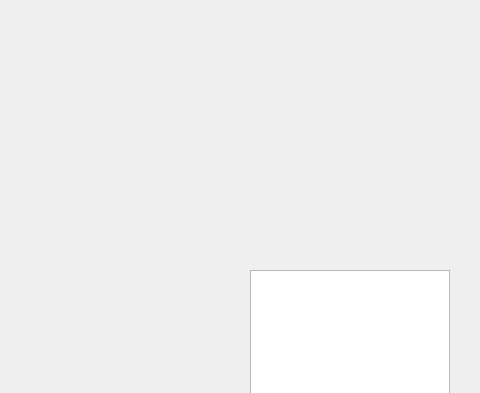
Old version of the form SnakeClient/gui/jsnakewidget.ui in the repository lexdene/MultiSnake; both pictures show x 320 to 800 and y 0 to 393 of the 800 by 500 pixel window.
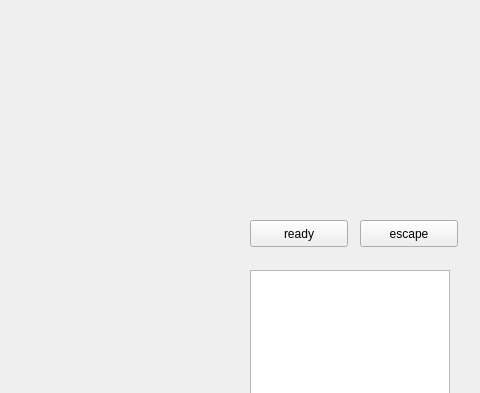
New version of the form.

Commit message: create ready and escape of MultiSnake on Client

Patch:
```diff
--- a/SnakeClient/gui/jsnakewidget.ui
+++ b/SnakeClient/gui/jsnakewidget.ui
@@ -34,6 +34,35 @@
    </property>
    <layout class="QGridLayout" name="gridLayout"/>
   </widget>
+  <widget class="QPushButton" name="btn_ready">
+   <property name="geometry">
+    <rect>
+     <x>570</x>
+     <y>220</y>
+     <width>98</width>
+     <height>27</height>
+    </rect>
+   </property>
+   <property name="text">
+    <string>ready</string>
+   </property>
+   <property name="checkable">
+    <bool>true</bool>
+   </property>
+  </widget>
+  <widget class="QPushButton" name="btn_escape">
+   <property name="geometry">
+    <rect>
+     <x>680</x>
+     <y>220</y>
+     <width>98</width>
+     <height>27</height>
+    </rect>
+   </property>
+   <property name="text">
+    <string>escape</string>
+   </property>
+  </widget>
  </widget>
  <resources/>
  <connections/>
```
The commit also changes 12 other files.
